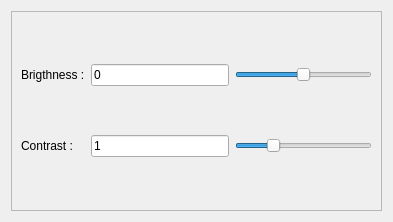
Before: the Qt Designer form imageadjuster.ui in alephshahor/Pinzo, drawn with Qt 5.
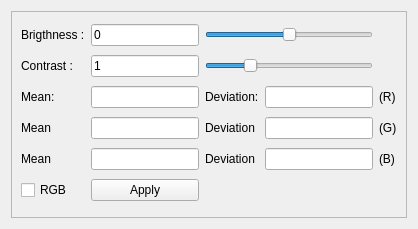
After: the same form once the commit is applied.

Commit message: Contrast and Brightness adjustments improved to use Mean and Stdev

Diff of the .ui file:
```diff
--- a/imageadjuster.ui
+++ b/imageadjuster.ui
@@ -6,8 +6,8 @@
    <rect>
     <x>0</x>
     <y>0</y>
-    <width>393</width>
-    <height>222</height>
+    <width>418</width>
+    <height>229</height>
    </rect>
   </property>
   <property name="windowTitle">
@@ -22,20 +22,9 @@
      <property name="frameShadow">
       <enum>QFrame::Raised</enum>
      </property>
-     <layout class="QGridLayout" name="gridLayout" columnstretch="0,0,0,0">
-      <item row="0" column="1">
-       <widget class="QLabel" name="brightnessLabel">
-        <property name="text">
-         <string>Brigthness :</string>
-        </property>
-       </widget>
-      </item>
-      <item row="0" column="2">
-       <widget class="QLineEdit" name="brightnessText">
-        <property name="text">
-         <string>0</string>
-        </property>
-       </widget>
+     <layout class="QGridLayout" name="gridLayout" columnstretch="0,0,0,0,0,0,0,0">
+      <item row="4" column="2">
+       <widget class="QLineEdit" name="bMeanText"/>
       </item>
       <item row="1" column="2">
        <widget class="QLineEdit" name="contrastText">
@@ -44,26 +33,21 @@
         </property>
        </widget>
       </item>
-      <item row="0" column="3">
-       <widget class="QSlider" name="brightnessSlider">
-        <property name="minimum">
-         <number>-100</number>
+      <item row="3" column="0">
+       <widget class="QLabel" name="gMeanLabel">
+        <property name="text">
+         <string>Mean</string>
         </property>
-        <property name="maximum">
-         <number>100</number>
+       </widget>
+      </item>
+      <item row="4" column="5">
+       <widget class="QLabel" name="bDeviationLabel">
+        <property name="text">
+         <string>Deviation</string>
         </property>
-        <property name="value">
-         <number>0</number>
-        </property>
-        <property name="sliderPosition">
-         <number>0</number>
-        </property>
-        <property name="orientation">
-         <enum>Qt::Horizontal</enum>
-        </property>
        </widget>
       </item>
-      <item row="1" column="3">
+      <item row="1" column="5" colspan="2">
        <widget class="QSlider" name="contrastSlider">
         <property name="minimum">
          <number>0</number>
@@ -85,13 +69,124 @@
         </property>
        </widget>
       </item>
-      <item row="1" column="1">
+      <item row="3" column="6">
+       <widget class="QLineEdit" name="gDeviationText"/>
+      </item>
+      <item row="2" column="0">
+       <widget class="QLabel" name="rMeanLabel">
+        <property name="text">
+         <string>Mean:</string>
+        </property>
+       </widget>
+      </item>
+      <item row="1" column="0">
        <widget class="QLabel" name="contrastLabel">
         <property name="text">
          <string>Contrast :</string>
         </property>
        </widget>
       </item>
+      <item row="2" column="7">
+       <widget class="QLabel" name="rChannelLabel">
+        <property name="text">
+         <string>(R)</string>
+        </property>
+       </widget>
+      </item>
+      <item row="3" column="5">
+       <widget class="QLabel" name="gDeviationLabel">
+        <property name="text">
+         <string>Deviation</string>
+        </property>
+       </widget>
+      </item>
+      <item row="4" column="7">
+       <widget class="QLabel" name="bChannelLabel">
+        <property name="text">
+         <string>(B)</string>
+        </property>
+       </widget>
+      </item>
+      <item row="2" column="5">
+       <widget class="QLabel" name="rDeviationLabel">
+        <property name="text">
+         <string>Deviation:</string>
+        </property>
+       </widget>
+      </item>
+      <item row="0" column="5" colspan="2">
+       <widget class="QSlider" name="brightnessSlider">
+        <property name="minimum">
+         <number>-100</number>
+        </property>
+        <property name="maximum">
+         <number>100</number>
+        </property>
+        <property name="value">
+         <number>0</number>
+        </property>
+        <property name="sliderPosition">
+         <number>0</number>
+        </property>
+        <property name="orientation">
+         <enum>Qt::Horizontal</enum>
+        </property>
+       </widget>
+      </item>
+      <item row="3" column="7">
+       <widget class="QLabel" name="gChannelLabel">
+        <property name="text">
+         <string>(G)</string>
+        </property>
+       </widget>
+      </item>
+      <item row="0" column="0">
+       <widget class="QLabel" name="brightnessLabel">
+        <property name="text">
+         <string>Brigthness :</string>
+        </property>
+       </widget>
+      </item>
+      <item row="0" column="2">
+       <widget class="QLineEdit" name="brightnessText">
+        <property name="text">
+         <string>0</string>
+        </property>
+       </widget>
+      </item>
+      <item row="4" column="0">
+       <widget class="QLabel" name="bMeanLabel">
+        <property name="text">
+         <string>Mean</string>
+        </property>
+       </widget>
+      </item>
+      <item row="4" column="6">
+       <widget class="QLineEdit" name="bDeviationText"/>
+      </item>
+      <item row="2" column="6">
+       <widget class="QLineEdit" name="rDeviationText"/>
+      </item>
+      <item row="3" column="2">
+       <widget class="QLineEdit" name="gMeanText"/>
+      </item>
+      <item row="2" column="2">
+       <widget class="QLineEdit" name="rMeanText"/>
+      </item>
+      <item row="5" column="0">
+       <widget class="QCheckBox" name="rgbCheckBox">
+        <property name="text">
+         <string>RGB</string>
+        </property>
+       </widget>
+      </item>
+      <item row="5" column="2">
+       <widget class="QPushButton" name="applyButton">
+        <property name="text">
+         <string>Apply</string>
+        </property>
+       </widget>
+      </item>
      </layout>
     </widget>
    </item>
```
The commit also changes 6 other files.
